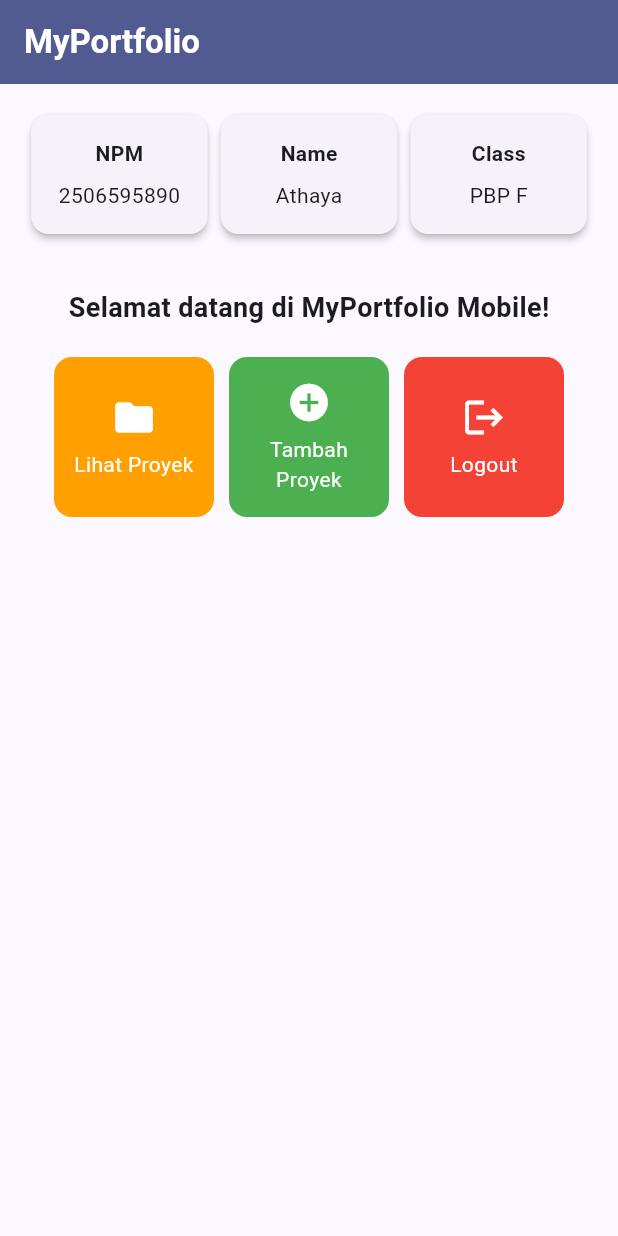
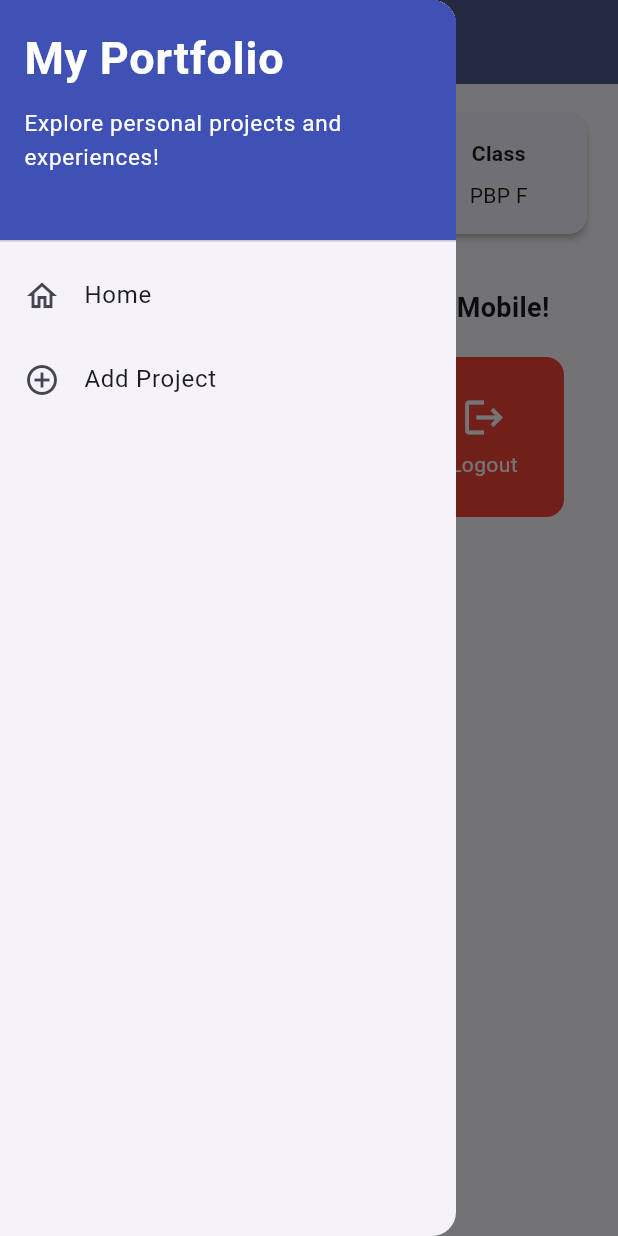
Before and after one commit to RisyadAthaya/myportofolio_mobile, a Flutter app: the screen it shows after launch, with the side drawer open (before the commit the screen has no drawer), on a phone screen of 412 x 824 dp. Run offline on Flutter 3.47's test engine with Material 3 defaults, Android fonts, the phone set to English and light mode, and no system bars.

Commit message:
tutorial 9

```diff
--- a/lib/main.dart
+++ b/lib/main.dart
@@ -1,5 +1,5 @@
 import 'package:flutter/material.dart';
-import 'package:myportofolio_mobile/menu.dart';
+import 'package:myportofolio_mobile/screens/menu.dart';
 
 void main() {
   runApp(const MyApp());
--- a/lib/menu.dart
+++ b/lib/screens/menu.dart
@@ -1,4 +1,6 @@
 import 'package:flutter/material.dart';
+import 'package:myportofolio_mobile/widgets/left_drawer.dart';
+import 'package:myportofolio_mobile/widgets/project_card.dart';
 
 class MyHomePage extends StatelessWidget {
   MyHomePage({super.key});
@@ -27,7 +29,9 @@ class MyHomePage extends StatelessWidget {
           ),
         ),
         backgroundColor: Theme.of(context).colorScheme.primary,
+        iconTheme: const IconThemeData(color: Colors.white)
       ),
+      drawer: const LeftDrawer(),
       // Body halaman utama dengan padding di sekelilingnya.
       body: Padding(
         padding: const EdgeInsets.all(16.0),
@@ -123,50 +127,3 @@ class ItemHomepage {
 
   ItemHomepage(this.name, this.icon, {this.color});
 }
-
-class ItemCard extends StatelessWidget {
-  final ItemHomepage item;
-
-  const ItemCard(this.item, {super.key});
-
-  @override
-  Widget build(BuildContext context) {
-    return Material(
-      // Menggunakan warna sekunder dari skema tema aplikasi.
-      color: item.color ?? Theme.of(context).colorScheme.secondary,
-      borderRadius: BorderRadius.circular(12),
-      child: InkWell(
-        // Aksi ketika kartu ditekan oleh pengguna.
-        onTap: () {
-          // Menampilkan SnackBar dengan pesan interaktif.
-          ScaffoldMessenger.of(context)
-            ..hideCurrentSnackBar()
-            ..showSnackBar(
-                SnackBar(content: Text("Kamu telah menekan tombol ${item.name}!"))
-            );
-        },
-        child: Container(
-          padding: const EdgeInsets.all(8),
-          child: Center(
-            child: Column(
-              mainAxisAlignment: MainAxisAlignment.center,
-              children: [
-                Icon(
-                  item.icon,
-                  color: Colors.white,
-                  size: 30.0,
-                ),
-                const Padding(padding: EdgeInsets.all(3)),
-                Text(
-                  item.name,
-                  textAlign: TextAlign.center,
-                  style: const TextStyle(color: Colors.white),
-                ),
-              ],
-            ),
-          ),
-        ),
-      ),
-    );
-  }
-}
--- /dev/null
+++ b/lib/widgets/left_drawer.dart
@@ -0,0 +1,65 @@
+import 'package:flutter/material.dart';
+import 'package:myportofolio_mobile/screens/menu.dart';
+
+class LeftDrawer extends StatelessWidget {
+  const LeftDrawer({super.key});
+
+  @override
+  Widget build(BuildContext context) {
+    return Drawer(
+      child: ListView(
+        children: [
+          const DrawerHeader(
+            decoration: BoxDecoration(
+              color: Colors.indigo,
+            ),
+            child: Column(
+              crossAxisAlignment: CrossAxisAlignment.start,
+              children: [
+                Text(
+                  'My Portfolio',
+                  style: TextStyle(
+                    fontSize: 30,
+                    fontWeight: FontWeight.bold,
+                    color: Colors.white,
+                  ),
+                ),
+                SizedBox(height: 10),
+                Text(
+                  'Explore personal projects and experiences!',
+                  style: TextStyle(
+                    fontSize: 15,
+                    color: Colors.white,
+                  ),
+                ),
+              ],
+            ),
+          ),
+          ListTile(
+            leading: const Icon(Icons.home_outlined),
+            title: const Text('Home'),
+            // Navigasi ke halaman utama portofolio
+            onTap: () {
+              Navigator.pushReplacement(
+                context,
+                MaterialPageRoute(
+                  builder: (context) => MyHomePage(),
+                ),
+              );
+            },
+          ),
+          ListTile(
+            leading: const Icon(Icons.add_circle_outline),
+            title: const Text('Add Project'),
+            // Navigasi ke halaman tambah proyek
+            onTap: () {
+              /*
+              TODO: Buatlah routing ke halaman ProjectFormPage yang akan dibuat nanti.
+              */
+            },
+          ),
+        ],
+      ),
+    );
+  }
+}
--- /dev/null
+++ b/lib/widgets/project_card.dart
@@ -0,0 +1,61 @@
+import 'package:flutter/material.dart';
+import 'package:myportofolio_mobile/screens/menu.dart';
+import 'package:myportofolio_mobile/screens/project_form.dart';
+
+class ItemCard extends StatelessWidget {
+  final ItemHomepage item;
+
+  const ItemCard(this.item, {super.key});
+
+  @override
+  Widget build(BuildContext context) {
+    return Material(
+      // Menggunakan warna sekunder dari skema tema aplikasi.
+      color: item.color ?? Theme.of(context).colorScheme.secondary,
+      borderRadius: BorderRadius.circular(12),
+      child: InkWell(
+        // Aksi ketika kartu ditekan oleh pengguna. Area responsif terhadap sentuhan
+        onTap: () {
+          // Memunculkan SnackBar ketika diklik
+          ScaffoldMessenger.of(context)
+            ..hideCurrentSnackBar()
+            ..showSnackBar(
+              SnackBar(
+                content: Text("Kamu telah menekan tombol ${item.name}!"),
+              ),
+            );
+
+          // Navigate ke halaman yang sesuai
+          if (item.name == "Tambah Proyek") {
+            // Gunakan Navigator.push() untuk melakukan navigasi ke MaterialPageRoute yang mencakup ProjectFormPage
+            Navigator.push(context,
+                MaterialPageRoute<void>(
+                  builder: (context) => const ProjectFormPage(),
+                ));
+          }
+        },
+        child: Container(
+          padding: const EdgeInsets.all(8),
+          child: Center(
+            child: Column(
+              mainAxisAlignment: MainAxisAlignment.center,
+              children: [
+                Icon(
+                  item.icon,
+                  color: Colors.white,
+                  size: 30.0,
+                ),
+                const Padding(padding: EdgeInsets.all(3)),
+                Text(
+                  item.name,
+                  textAlign: TextAlign.center,
+                  style: const TextStyle(color: Colors.white),
+                ),
+              ],
+            ),
+          ),
+        ),
+      ),
+    );
+  }
+}
```
Also changed, not shown: lib/screens/project_form.dart (added, +215 -0 lines).
